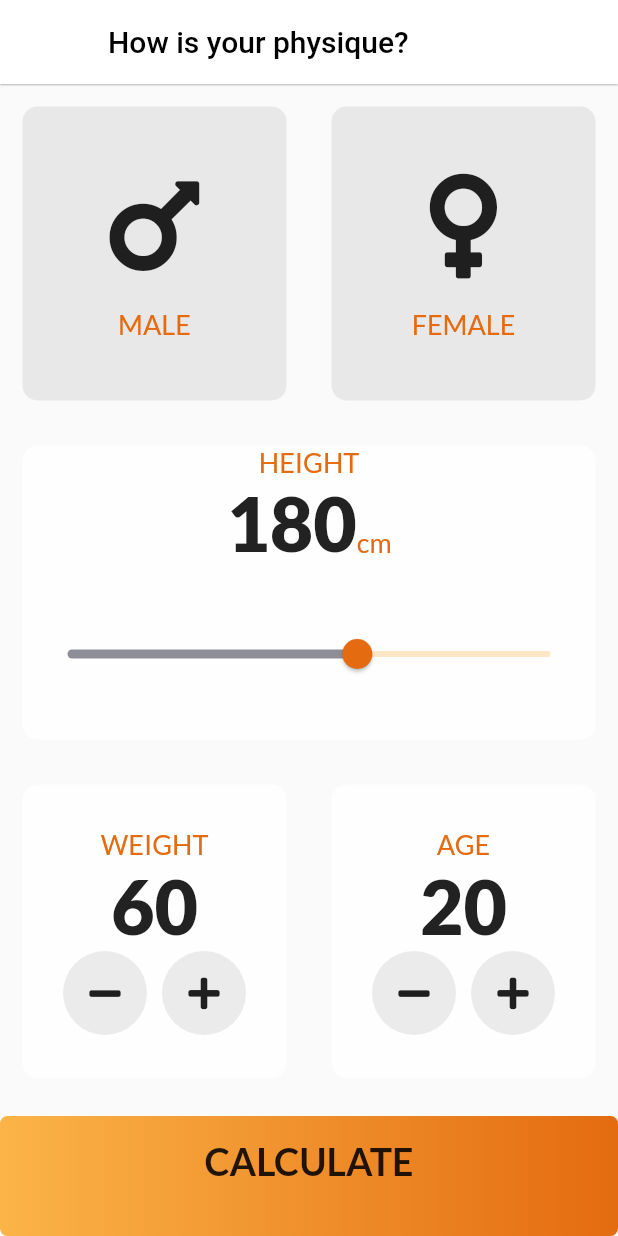
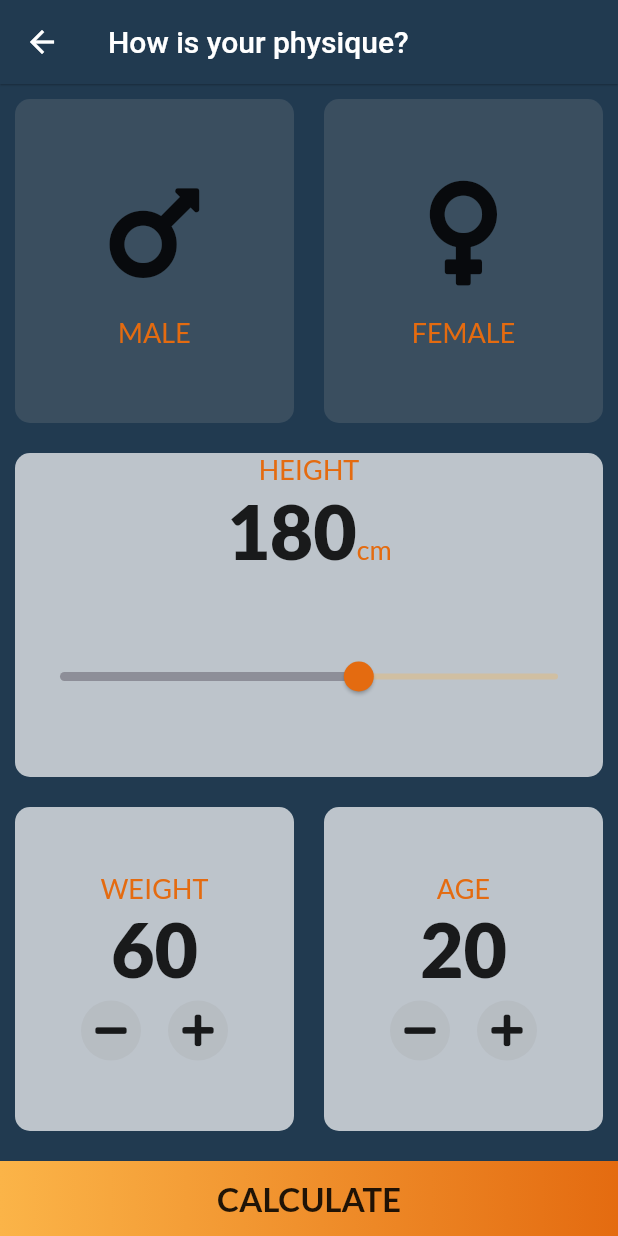
Before and after one commit to mohammedali9810/Dr.Hunger-Flutter, a Flutter app: the InputPage screen opened directly, on a phone screen of 412 x 824 dp. Run offline on Flutter 3.47's test engine with Material 2 defaults, Android fonts, the phone set to English and light mode, and no system bars; our stand-ins replace font_awesome_flutter, google_fonts, shared_preferences, shimmer; accounts and stored records are empty; statements that could not run were skipped.

```diff
--- a/lib/constants.dart
+++ b/lib/constants.dart
@@ -1,6 +1,6 @@
 import 'package:flutter/material.dart';
 
-const kBottomContainerHeight = 80.0;
+const kBottomContainerHeight = 50.0;
 const kActiveCardColour = Colors.white70;
 final kInactiveCardColour = Colors.grey.withAlpha(50);
 const kBottomContainerColour = Color(0xffe46b10);
@@ -16,12 +16,12 @@ const kNumberTextStyle = TextStyle(
 );
 
 const kLargeButtonTextStyle = TextStyle(
-  fontSize: 25.0,
+  fontSize: 22.0,
   fontWeight: FontWeight.bold,
 );
 
 const kTitleTextStyle = TextStyle(
-  fontSize: 50.0,
+  fontSize: 40.0,
   fontWeight: FontWeight.bold,
 );
 
--- a/lib/screens/bmi_screens/input_page.dart
+++ b/lib/screens/bmi_screens/input_page.dart
@@ -28,13 +28,14 @@ class _InputPageState extends State<InputPage> {
   @override
   Widget build(BuildContext context) {
     return Scaffold(
+      backgroundColor: Color(0xFF213A50),
       appBar: AppBar(
         title: Text(
           // ' Few 🧐 to 💪 ',
           'How is your physique?',
-          style: TextStyle(color: Colors.black),
+          style: TextStyle(color: Colors.white),
         ),
-        backgroundColor: Colors.white,
+        backgroundColor: Color(0xFF213A50),
         elevation: 0.5,
       ),
       body: Column(
--- a/lib/screens/bmi_screens/results_page.dart
+++ b/lib/screens/bmi_screens/results_page.dart
@@ -3,6 +3,7 @@ import 'package:work_space/widgets/bmi_components/bottom_button.dart';
 import 'package:work_space/widgets/bmi_components/reusable_card.dart';
 
 import '../../constants.dart';
+import '../diet_screens/diet_generator_screen.dart';
 
 
 
@@ -43,7 +44,7 @@ class ResultsPage extends StatelessWidget {
         children: <Widget>[
           Expanded(
             child: Container(
-              padding: EdgeInsets.all(15.0),
+              padding: EdgeInsets.all(8.0),
               alignment: Alignment.bottomLeft,
               child: Text(
                 'Your Result',
@@ -79,7 +80,7 @@ class ResultsPage extends StatelessWidget {
           BottomButton(
             buttonTitle: 'get Started 🙌',
             onTap: () {
-              Navigator.pop(context);
+              Navigator.push(context, MaterialPageRoute(builder: (context) => DietGeneratorScreen()));
             },
           )
         ],
--- a/lib/screens/splash_screen.dart
+++ b/lib/screens/splash_screen.dart
@@ -1,8 +1,6 @@
 import 'package:flutter/material.dart';
 import 'package:shimmer/shimmer.dart';
 import 'package:work_space/screens/login_page.dart';
-
-// import 'dart:async';
 
 class SplashScreen extends StatefulWidget {
   SplashScreen({Key key}) : super(key: key);
--- a/lib/widgets/bmi_components/bottom_button.dart
+++ b/lib/widgets/bmi_components/bottom_button.dart
@@ -14,7 +14,7 @@ class BottomButton extends StatelessWidget {
       onTap: onTap,
       child: Container(
         decoration: BoxDecoration(
-            borderRadius: BorderRadius.all(Radius.circular(5)),
+            borderRadius: BorderRadius.all(Radius.circular(0)),
             gradient:
                 LinearGradient(colors: [Color(0xfffbb448), Color(0xffe46b10)])),
         child: Center(
@@ -23,9 +23,8 @@ class BottomButton extends StatelessWidget {
             style: kLargeButtonTextStyle,
           ),
         ),
-        // color: kBottomContainerColour,
         margin: EdgeInsets.only(top: 10.0),
-        padding: EdgeInsets.only(bottom: 20.0),
+        //padding: EdgeInsets.only(bottom: 20.0),
         width: double.infinity,
         height: kBottomContainerHeight,
       ),
--- a/lib/widgets/bmi_components/reusable_card.dart
+++ b/lib/widgets/bmi_components/reusable_card.dart
@@ -13,7 +13,7 @@ class ReusableCard extends StatelessWidget {
       onTap: onPress,
       child: Container(
         child: cardChild,
-        margin: EdgeInsets.all(15.0),
+        margin: EdgeInsets.all(10.0),
         decoration: BoxDecoration(
           color: colour,
           borderRadius: BorderRadius.circular(10.0),
--- a/lib/widgets/bmi_components/round_icon_button.dart
+++ b/lib/widgets/bmi_components/round_icon_button.dart
@@ -13,8 +13,8 @@ class RoundIconButton extends StatelessWidget {
         child: Icon(icon),
         onPressed: onPressed,
         constraints: BoxConstraints.tightFor(
-          width: 56.0,
-          height: 56.0,
+          width: 40.0,
+          height: 40.0,
         ),
         shape: CircleBorder(),
         fillColor: Colors.grey.withAlpha(50));
--- a/pubspec.yaml
+++ b/pubspec.yaml
@@ -69,6 +69,9 @@ flutter:
         - asset: assets/fonts/Pacifico-Regular.ttf
   # #       - asset: fonts/Schyler-Italic.ttf
   # #         style: italic
+    - family: Pacifico
+      fonts:
+            - asset: assets/fonts/Pacifico-Regular.ttf
 
   #   - family: SF Pro Display
   #     fonts:
```
Also changed, not shown: lib/main.dart (+16 -4 lines), lib/screens/auth_screen.dart.dart (+10 -2 lines), lib/screens/diet_screens/diet_generator_screen.dart (+97 -106 lines).
